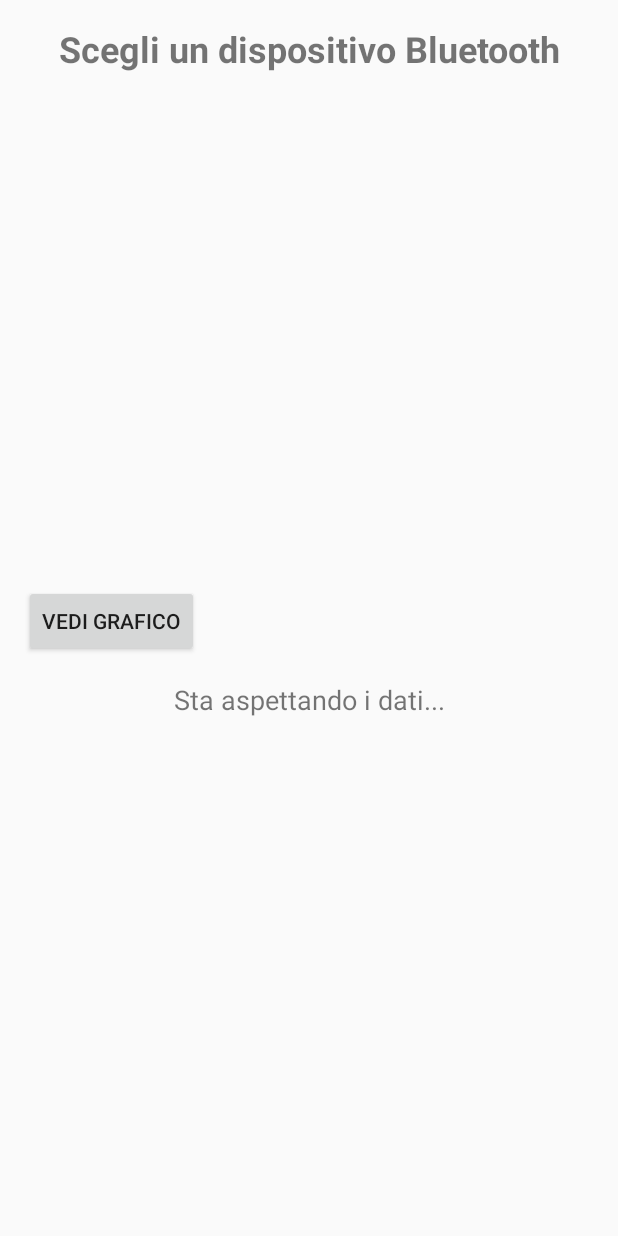
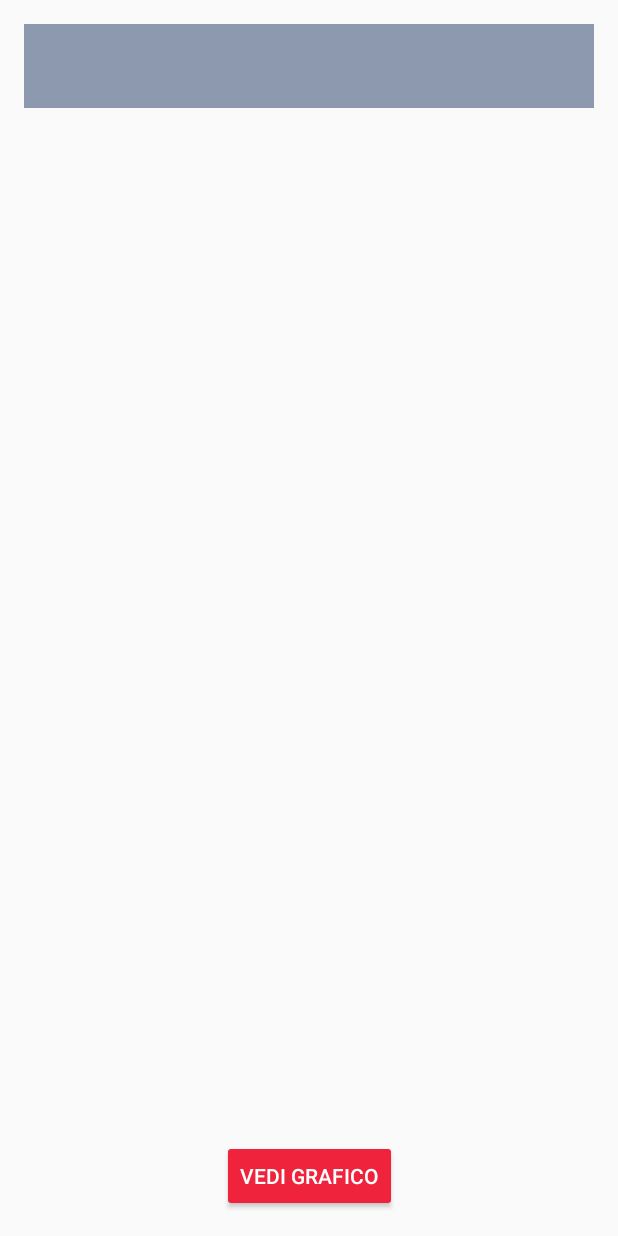
Before and after one commit to Alkataa/CardiTrac, an Android app built with Jetpack Compose: the screen it shows after launch (MainActivity), on a phone screen of 412 x 824 dp. Run offline under Robolectric (Android 15) with nearby library versions, the phone set to English and light mode, and no system bars.

Commit message:
refactor UI layout to use RecyclerView for device list and update permissions handling added dark mode support

```diff
--- a/app/build.gradle.kts
+++ b/app/build.gradle.kts
@@ -49,6 +49,7 @@ dependencies {
     implementation(libs.androidx.ui.graphics)
     implementation(libs.androidx.ui.tooling.preview)
     implementation(libs.androidx.material3)
+    implementation(libs.androidx.recyclerview)
     testImplementation(libs.junit)
     androidTestImplementation(libs.androidx.junit)
     androidTestImplementation(libs.androidx.espresso.core)
@@ -57,4 +58,6 @@ dependencies {
     debugImplementation(libs.androidx.ui.tooling)
     debugImplementation(libs.androidx.ui.test.manifest)
     implementation(libs.mpandroidchart)
+    implementation(libs.androidx.appcompat)
+    implementation(libs.androidx.constraintlayout)
 }
--- a/app/src/main/AndroidManifest.xml
+++ b/app/src/main/AndroidManifest.xml
@@ -3,6 +3,9 @@
     xmlns:tools="http://schemas.android.com/tools">
 
     <uses-permission android:name="android.permission.BLUETOOTH" />
+    <uses-permission android:name="android.permission.BLUETOOTH_SCAN"
+        android:usesPermissionFlags="neverForLocation"
+        tools:ignore="UnusedAttribute" />
     <uses-permission android:name="android.permission.BLUETOOTH_ADMIN" />
     <uses-permission android:name="android.permission.BLUETOOTH_CONNECT" />
     <uses-permission android:name="android.permission.FOREGROUND_SERVICE" />
--- /dev/null
+++ b/app/src/main/java/com/example/s/DeviceListAdapter.java
@@ -0,0 +1,59 @@
+package com.example.s;
+
+import android.annotation.SuppressLint;
+import android.bluetooth.BluetoothDevice;
+import android.view.LayoutInflater;
+import android.view.View;
+import android.view.ViewGroup;
+import android.widget.TextView;
+import androidx.annotation.NonNull;
+import androidx.recyclerview.widget.RecyclerView;
+import java.util.List;
+
+public class DeviceListAdapter extends RecyclerView.Adapter<DeviceListAdapter.ViewHolder> {
+
+    private List<BluetoothDevice> devices;
+    private OnItemClickListener listener;
+
+    public DeviceListAdapter(List<BluetoothDevice> devices, OnItemClickListener listener) {
+        this.devices = devices;
+        this.listener = listener;
+    }
+
+    @NonNull
+    @Override
+    public ViewHolder onCreateViewHolder(@NonNull ViewGroup parent, int viewType) {
+        View itemView = LayoutInflater.from(parent.getContext()).inflate(R.layout.device_list_item, parent, false);
+        return new ViewHolder(itemView);
+    }
+
+    @Override
+    public void onBindViewHolder(@NonNull ViewHolder holder, int position) {
+        BluetoothDevice device = devices.get(position);
+        holder.bind(device, listener);
+    }
+
+    @Override
+    public int getItemCount() {
+        return devices.size();
+    }
+
+    public static class ViewHolder extends RecyclerView.ViewHolder {
+        private TextView textView;
+
+        public ViewHolder(@NonNull View itemView) {
+            super(itemView);
+            textView = itemView.findViewById(android.R.id.text1); // The TextView in simple_list_item_1
+        }
+
+        @SuppressLint("MissingPermission")
+        public void bind(final BluetoothDevice device, final OnItemClickListener listener) {
+            textView.setText((device.getName() != null ? device.getName() : "Unknown Device") + "\n" + device.getAddress());
+            itemView.setOnClickListener(v -> listener.onItemClick(device));
+        }
+    }
+
+    public interface OnItemClickListener {
+        void onItemClick(BluetoothDevice device);
+    }
+}
--- a/app/src/main/java/com/example/s/MainActivity.java
+++ b/app/src/main/java/com/example/s/MainActivity.java
@@ -13,26 +13,30 @@ import android.content.pm.PackageManager;
 import android.os.Build;
 import android.os.Bundle;
 import android.util.Log;
-import android.widget.ArrayAdapter;
-import android.widget.ListView;
 import android.widget.TextView;
 import android.widget.Toast;
 
 import androidx.activity.ComponentActivity;
+import androidx.activity.result.ActivityResultLauncher;
+import androidx.activity.result.contract.ActivityResultContracts;
 import androidx.annotation.RequiresPermission;
 import androidx.core.app.ActivityCompat;
 import androidx.core.content.ContextCompat;
+import androidx.recyclerview.widget.LinearLayoutManager;
+import androidx.recyclerview.widget.RecyclerView;
 
 import java.util.ArrayList;
 import java.util.Set;
 
-public class MainActivity extends ComponentActivity {
+public class MainActivity extends ComponentActivity implements DeviceListAdapter.OnItemClickListener {
 
     private static final int BLUETOOTH_PERMISSION_REQUEST = 1;
     private static final int NOTIFICATION_PERMISSION_REQUEST = 2;
 
     private BluetoothAdapter bluetoothAdapter;
-    private ListView listView;
+    private RecyclerView recyclerView;
+    private DeviceListAdapter adapter;
+
     private ArrayList<BluetoothDevice> pairedDevicesList = new ArrayList<>();
 
     private TextView receivedDataTextView;
@@ -41,8 +45,10 @@ public class MainActivity extends ComponentActivity {
 
     private StringBuilder dataBuffer = new StringBuilder(); // Store received messages
 
-    private static final long updateDelayMs = 1; // Delay in milliseconds (e.g., 1 second)
+    private static final long updateDelayMs = 1000; // Delay in milliseconds (e.g., 1 second)
     private long lastUpdateTime = 0;
+
+    private ActivityResultLauncher<String[]> bluetoothPermissionRequestLauncher;
 
     @SuppressLint("UnspecifiedRegisterReceiverFlag")
     @RequiresPermission(Manifest.permission.BLUETOOTH_CONNECT)
@@ -58,6 +64,19 @@ public class MainActivity extends ComponentActivity {
         }
 
         if (Build.VERSION.SDK_INT >= Build.VERSION_CODES.S) {  // Android 12+
+            bluetoothPermissionRequestLauncher = registerForActivityResult(
+                    new ActivityResultContracts.RequestMultiplePermissions(),
+                    permissions -> {
+                        if (Boolean.TRUE.equals(permissions.getOrDefault(Manifest.permission.BLUETOOTH_CONNECT, false)) &&
+                                Boolean.TRUE.equals(permissions.getOrDefault(Manifest.permission.BLUETOOTH_SCAN, false))) {
+                            setupBluetooth();  // Permissions granted, set up Bluetooth
+                        } else {
+                            Toast.makeText(this, "Bluetooth permissions required", Toast.LENGTH_SHORT).show();
+                            // Consider disabling Bluetooth functionality or providing further guidance to the user.
+                        }
+                    }
+            );
+
             if (!hasBluetoothPermissions()) {
                 requestBluetoothPermissions();
             } else {
@@ -65,42 +84,16 @@ public class MainActivity extends ComponentActivity {
             }
         }
 
+        recyclerView = findViewById(R.id.device_recycler_view); // Ensure the ID matches the layout
+        if (recyclerView == null) {
+            Log.e("MainActivity", "RecyclerView is null. Check the layout file.");
+            return;
+        }
+        recyclerView.setLayoutManager(new LinearLayoutManager(this)); // Set layout manager for RecyclerView
         receivedDataTextView = findViewById(R.id.received_data);
         bluetoothAdapter = BluetoothAdapter.getDefaultAdapter();
-        listView = findViewById(R.id.device_list);
-        Set<BluetoothDevice> pairedDevices = bluetoothAdapter.getBondedDevices();
-        Log.d("Bluetooth", "Paired Devices Found: " + pairedDevices.size());
-
-        for (BluetoothDevice device : pairedDevices) {
-            Log.d("Bluetooth", "Device: " + device.getName() + " - " + device.getAddress());
-            pairedDevicesList.add(device);
-            deviceNamesList.add(device.getName() + "\n" + device.getAddress());
-        }
-
-        ArrayAdapter<String> adapter = new ArrayAdapter<>(this, android.R.layout.simple_list_item_1);
-        listView.setAdapter(adapter);
-        pairedDevicesList.clear();
-
-        for (BluetoothDevice device : pairedDevices) {
-            String deviceInfo = device.getName() + " (" + device.getAddress() + ")";
-            adapter.add(deviceInfo);
-            pairedDevicesList.add(device);  // Ensure this matches ListView items
-        }
-        adapter.notifyDataSetChanged();
-
-        listView.setOnItemClickListener((parent, view, position, id) -> {
-            BluetoothDevice selectedDevice = pairedDevicesList.get(position);
-            if (selectedDevice != null) {
-                String deviceInfo = "Connecting to: " + selectedDevice.getName();
-                receivedDataTextView.setText(deviceInfo);  // Update UI to show connection
-
-                dataBuffer.setLength(0); // Clear previous data
-                receivedDataTextView.append("\nWaiting for data...");
-
-                saveLastDevice(selectedDevice.getAddress());
-                startBluetoothService(selectedDevice.getAddress());
-            }
-        });
+        adapter = new DeviceListAdapter(pairedDevicesList, this); // Initialize adapter with the list and listener
+        recyclerView.setAdapter(adapter); // Set the adapter to the RecyclerView
 
         findViewById(R.id.graph_button).setOnClickListener(v -> {
             Intent intent = new Intent(MainActivity.this, GraphActivity.class);
@@ -113,6 +106,21 @@ public class MainActivity extends ComponentActivity {
             registerReceiver(bluetoothDataReceiver, filter, Context.RECEIVER_NOT_EXPORTED);
         else
             registerReceiver(bluetoothDataReceiver, filter);
+    }
+
+    @SuppressLint("MissingPermission")
+    @Override
+    public void onItemClick(BluetoothDevice device) {  // Listener implementation for clicks
+        if (device != null) {
+            String deviceInfo = "Connecting to: " + device.getName();
+            receivedDataTextView.setText(deviceInfo);
+
+            dataBuffer.setLength(0); // Clear previous data
+            receivedDataTextView.append("\nWaiting for data...");
+
+            saveLastDevice(device.getAddress());
+            startBluetoothService(device.getAddress());
+        }
     }
 
     @Override
@@ -131,29 +139,16 @@ public class MainActivity extends ComponentActivity {
         updateDeviceList();
     }
 
-    private void updateDeviceList() {
+    @SuppressLint("MissingPermission")
+    private void updateDeviceList() {  // Update for RecyclerView
         pairedDevicesList.clear();
         if (ActivityCompat.checkSelfPermission(this, Manifest.permission.BLUETOOTH_CONNECT) != PackageManager.PERMISSION_GRANTED) {
-            // TODO: Consider calling
-            //    ActivityCompat#requestPermissions
-            // here to request the missing permissions, and then overriding
-            //   public void onRequestPermissionsResult(int requestCode, String[] permissions,cd
-            //                                          int[] grantResults)
-            // to handle the case where the user grants the permission. See the documentation
-            // for ActivityCompat#requestPermissions for more details.
+            Log.e("MainActivity", "BLUETOOTH_CONNECT permission missing in updateDeviceList() even after checks. This shouldn't happen on Android 12+");
             return;
         }
         Set<BluetoothDevice> pairedDevices = bluetoothAdapter.getBondedDevices();
         pairedDevicesList.addAll(pairedDevices);
-
-        ArrayList<String> deviceNamesList = new ArrayList<>();
-        for (BluetoothDevice device : pairedDevicesList) {
-            deviceNamesList.add(device.getName() + "\n" + device.getAddress());
-        }
-
-        // Update adapter
-        ArrayAdapter<String> adapter = new ArrayAdapter<>(this, android.R.layout.simple_list_item_1, deviceNamesList);
-        listView.setAdapter(adapter);
+        adapter.notifyDataSetChanged(); // Notify adapter of the data change
     }
 
     private boolean hasBluetoothPermissions() {
@@ -166,11 +161,10 @@ public class MainActivity extends ComponentActivity {
 
     private void requestBluetoothPermissions() {
         if (Build.VERSION.SDK_INT >= Build.VERSION_CODES.S) {
-            ActivityCompat.requestPermissions(this,
-                    new String[]{Manifest.permission.BLUETOOTH_CONNECT, Manifest.permission.BLUETOOTH_SCAN},
-                    BLUETOOTH_PERMISSION_REQUEST);
+            bluetoothPermissionRequestLauncher.launch(new String[]{Manifest.permission.BLUETOOTH_CONNECT, Manifest.permission.BLUETOOTH_SCAN});
+        } else {
+            setupBluetooth(); // For devices below Android S, no runtime request needed.
         }
-        setupBluetooth();
     }
 
 
@@ -205,11 +199,48 @@ public class MainActivity extends ComponentActivity {
         }
     }
 
+    @SuppressLint("MissingPermission")  // Suppress the lint warning as we check the permission in setupBluetooth
     private void setupBluetooth() {
+        recyclerView = findViewById(R.id.device_recycler_view);
+        if (recyclerView == null) {
+            Log.e("MainActivity", "RecyclerView is null. Check the layout file.");
+            return;
+        }
+
+        recyclerView.setLayoutManager(new LinearLayoutManager(this));
+        adapter = new DeviceListAdapter(pairedDevicesList, this);
+        recyclerView.setAdapter(adapter);
+
         bluetoothAdapter = BluetoothAdapter.getDefaultAdapter();
         if (bluetoothAdapter == null) {
             Toast.makeText(this, "Bluetooth not supported", Toast.LENGTH_SHORT).show();
+            return; // Exit if Bluetooth isn't supported.
         }
+
+        if (!hasBluetoothPermissions() && Build.VERSION.SDK_INT >= Build.VERSION_CODES.S) {
+            // Should not reach here if the flow is correct, as requestBluetoothPermissions should have been called.
+            Log.e("MainActivity", "setupBluetooth called without permissions granted on Android 12+. This is unexpected.");
+            Toast.makeText(this, "Bluetooth permissions not granted.", Toast.LENGTH_SHORT).show();
+            return; // Exit or handle appropriately, e.g., disable Bluetooth features.
+        }
+        // From this point on, we know we have the necessary permissions (either granted or not needed).
+        Set<BluetoothDevice> pairedDevices = bluetoothAdapter.getBondedDevices();
+        Log.d("Bluetooth", "Paired Devices Found: " + pairedDevices.size());
+
+        pairedDevicesList.clear();  // Clear the list before adding
+        deviceNamesList.clear();   // Clear this one too
+
+        for (BluetoothDevice device : pairedDevices) {
+            Log.d("Bluetooth", "Device: " + device.getName() + " - " + device.getAddress());
+            pairedDevicesList.add(device);
+            deviceNamesList.add(device.getName() + "\n" + device.getAddress());
+        }
+        if (pairedDevicesList.isEmpty()) {
+            Toast.makeText(this, "No paired devices found.", Toast.LENGTH_SHORT).show();
+        }
+
+        adapter = new DeviceListAdapter(pairedDevicesList, this); // Initialize adapter with the list and listener
+        recyclerView.setAdapter(adapter);
     }
 
     private final BroadcastReceiver bluetoothDataReceiver = new BroadcastReceiver() {
@@ -222,13 +253,12 @@ public class MainActivity extends ComponentActivity {
                 if (currentTime - lastUpdateTime >= updateDelayMs) {
                     dataBuffer.append(newData).append("\n");
 
-                    // Log data for debugging
+                    // Log data for debugging (keep this)
                     Log.d("BluetoothDataReceiver", "Received Data: " + newData);
 
                     // Ensure UI update runs on main thread
                     runOnUiThread(() -> {
-                        dataBuffer.append(newData).append("\n"); // Append with newline
-                        receivedDataTextView.setText(dataBuffer.toString()); // Update UI
+                        receivedDataTextView.setText(dataBuffer.toString()); // Update UI with the entire buffer
                     });
 
                     lastUpdateTime = currentTime;
--- a/app/src/main/res/layout/activity_main.xml
+++ b/app/src/main/res/layout/activity_main.xml
@@ -1,39 +1,65 @@
 <?xml version="1.0" encoding="utf-8"?>
-<LinearLayout xmlns:android="http://schemas.android.com/apk/res/android"
+<androidx.constraintlayout.widget.ConstraintLayout
+    xmlns:android="http://schemas.android.com/apk/res/android"
+    xmlns:app="http://schemas.android.com/apk/res-auto"
+    xmlns:tools="http://schemas.android.com/tools"
     android:layout_width="match_parent"
     android:layout_height="match_parent"
-    android:orientation="vertical"
-    android:padding="16dp">
+    android:padding="16dp"
+    tools:context=".MainActivity">
 
-    <TextView
-        android:layout_width="match_parent"
+    <!-- Toolbar -->
+    <androidx.appcompat.widget.Toolbar
+        android:id="@+id/toolbar"
+        android:layout_width="0dp"
         android:layout_height="wrap_content"
-        android:text="@string/scegli_un_dispositivo_bluetooth"
-        android:textSize="24sp"
-        android:textAlignment="center"
-        android:textStyle="bold"
-        android:paddingBottom="8dp" />
+        android:background="@color/colorAccent"
+        android:theme="@style/ThemeOverlay.AppCompat.Dark.ActionBar"
+        android:title="@string/scegli_un_dispositivo_bluetooth"
+        android:titleTextColor="@android:color/white"
+        app:layout_constraintEnd_toEndOf="parent"
+        app:layout_constraintStart_toStartOf="parent"
+        app:layout_constraintTop_toTopOf="parent" />
 
-    <ListView
-        android:id="@+id/device_list"
-        android:layout_width="match_parent"
-        android:layout_height="150pt"
-        android:divider="@android:color/darker_gray"
-        android:dividerHeight="1dp" />
+    <LinearLayout
+        android:layout_width="0dp"
+        android:layout_height="0dp"
+        android:orientation="vertical"
+        app:layout_constraintBottom_toTopOf="@id/graph_button"
+        app:layout_constraintEnd_toEndOf="parent"
+        app:layout_constraintStart_toStartOf="parent"
+        app:layout_constraintTop_toBottomOf="@id/toolbar">
 
+        <!-- RecyclerView for Devices -->
+        <androidx.recyclerview.widget.RecyclerView
+            android:id="@+id/device_recycler_view"
+            android:layout_width="match_parent"
+            android:layout_height="0dp"
+            android:layout_weight="1"
+            android:scrollbars="vertical" />  <!-- Ensures scrollbar visibility -->
+
+        <!-- Received Data TextView -->
+        <TextView
+            android:id="@+id/received_data"
+            android:layout_width="match_parent"
+            android:layout_height="0dp"
+            android:layout_weight="2"
+            android:padding="8dp"
+            android:textSize="16sp"
+            android:scrollbars="vertical" />
+
+    </LinearLayout>
+
+    <!-- Graph Button -->
     <Button
         android:id="@+id/graph_button"
         android:layout_width="wrap_content"
         android:layout_height="wrap_content"
-        android:text="@string/vedi_grafico" />
+        android:text="@string/vedi_grafico"
+        android:backgroundTint="?attr/colorPrimary"
+        android:textColor="@android:color/white"
+        app:layout_constraintBottom_toBottomOf="parent"
+        app:layout_constraintEnd_toEndOf="parent"
+        app:layout_constraintStart_toStartOf="parent" />
 
-    <TextView
-        android:id="@+id/received_data"
-        android:layout_width="match_parent"
-        android:layout_height="wrap_content"
-        android:text="@string/sta_aspettando_i_dati"
-        android:textSize="18sp"
-        android:paddingTop="16dp"
-        android:gravity="center" />
-
-</LinearLayout>
+</androidx.constraintlayout.widget.ConstraintLayout>
--- a/app/src/main/res/values/themes.xml
+++ b/app/src/main/res/values/themes.xml
@@ -1,5 +1,8 @@
 <?xml version="1.0" encoding="utf-8"?>
 <resources>
-
-    <style name="Theme.S" parent="android:Theme.Material.Light.NoActionBar" />
+    <style name="Theme.S" parent="Theme.AppCompat.DayNight.DarkActionBar">
+        <item name="colorPrimary">@color/colorPrimary</item>
+        <item name="colorPrimaryDark">@color/colorPrimaryDark</item>
+        <item name="colorAccent">@color/colorAccent</item>
+    </style>
 </resources>
--- a/gradle/libs.versions.toml
+++ b/gradle/libs.versions.toml
@@ -1,5 +1,7 @@
 [versions]
 agp = "8.9.0"
+appcompat = "1.7.0"
+constraintlayout = "2.2.1"
 kotlin = "2.0.21"
 coreKtx = "1.15.0"
 junit = "4.13.2"
@@ -9,8 +11,11 @@ lifecycleRuntimeKtx = "2.8.7"
 activityCompose = "1.10.1"
 composeBom = "2024.09.00"
 mpandroidchart = "v3.1.0"
+recyclerview = "1.4.0"
 
 [libraries]
+androidx-appcompat = { module = "androidx.appcompat:appcompat", version.ref = "appcompat" }
+androidx-constraintlayout = { module = "androidx.constraintlayout:constraintlayout", version.ref = "constraintlayout" }
 androidx-core-ktx = { group = "androidx.core", name = "core-ktx", version.ref = "coreKtx" }
 junit = { group = "junit", name = "junit", version.ref = "junit" }
 androidx-junit = { group = "androidx.test.ext", name = "junit", version.ref = "junitVersion" }
@@ -26,6 +31,7 @@ androidx-ui-test-manifest = { group = "androidx.compose.ui", name = "ui-test-man
 androidx-ui-test-junit4 = { group = "androidx.compose.ui", name = "ui-test-junit4" }
 androidx-material3 = { group = "androidx.compose.material3", name = "material3" }
 mpandroidchart = { module = "com.github.PhilJay:MPAndroidChart", version.ref = "mpandroidchart" }
+androidx-recyclerview = { group = "androidx.recyclerview", name = "recyclerview", version.ref = "recyclerview" }
 
 [plugins]
 android-application = { id = "com.android.application", version.ref = "agp" }
```
Also changed, not shown: app/src/main/res/layout/device_list_item.xml (added, +25 -0 lines), app/src/main/res/values/colors.xml (+5 -8 lines).
